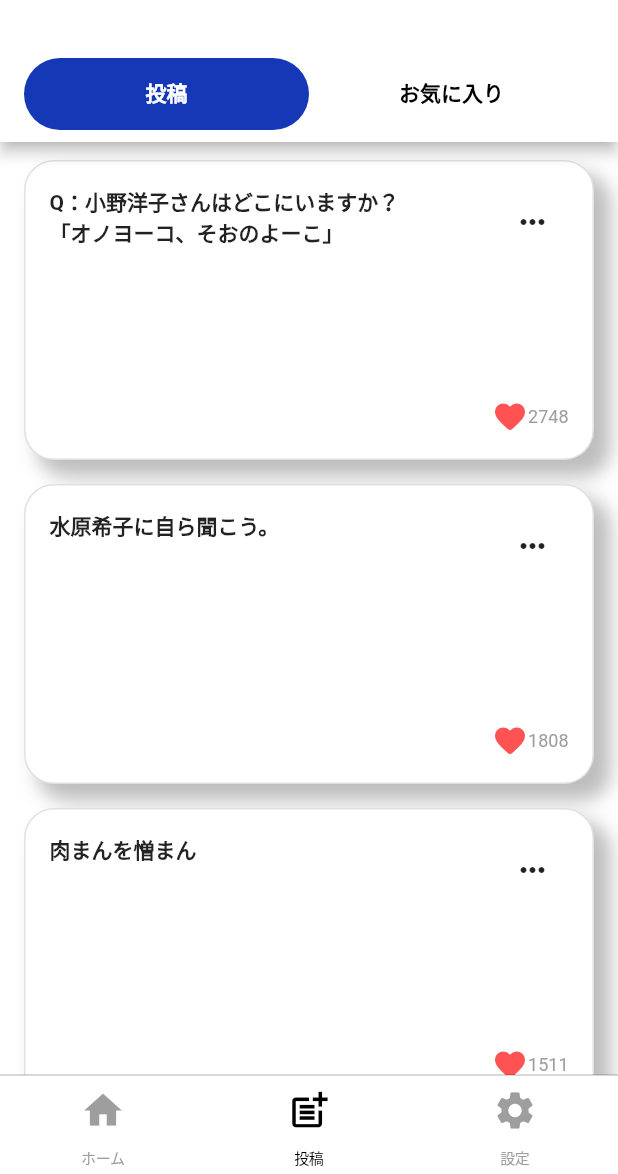
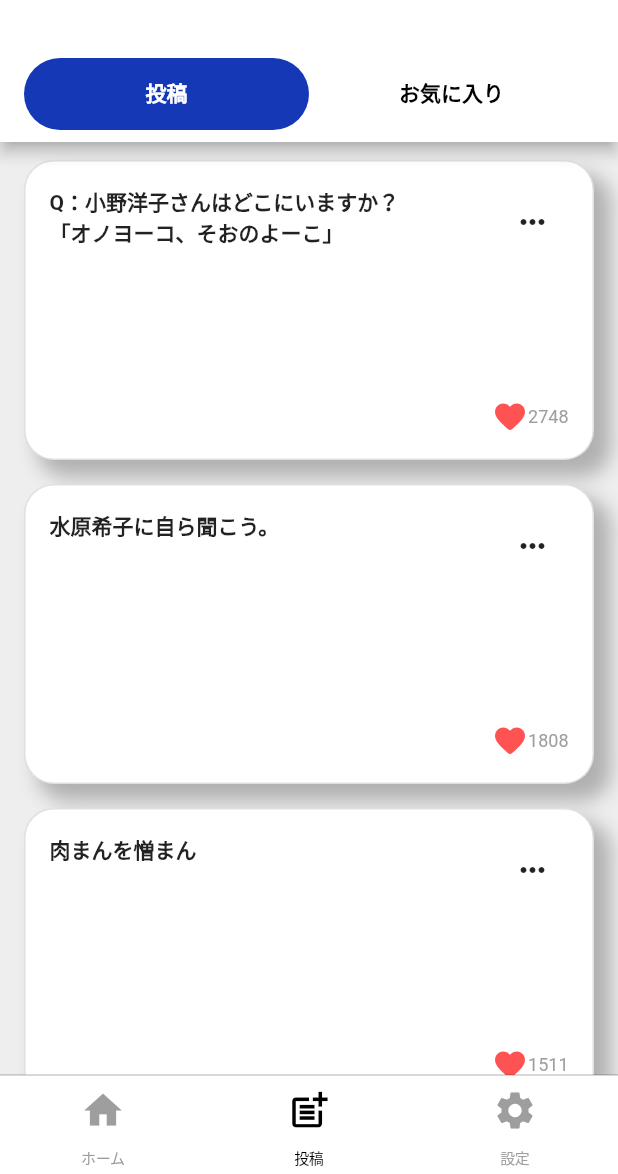
Before and after one commit to hideokawahara/tatsujin_guild, a Flutter app: the screen it shows after launch, item 2 of the bottom bar chosen, on a phone screen of 412 x 824 dp, the part 62-1236 px from its top. Run offline on Flutter 3.47's test engine with Material 2 defaults, Android fonts, the phone set to English and light mode, and no system bars; network calls fail.

Commit message:
feat: メインカラーに差し替え

```diff
--- a/lib/pages/posts_manage_page.dart
+++ b/lib/pages/posts_manage_page.dart
@@ -25,7 +25,7 @@ class PostsManagePage extends StatelessWidget {
       child: DefaultTabController(
         length: 2,
         child: Scaffold(
-          backgroundColor: AppColors.defaultBackGroundColor,
+          backgroundColor: AppColors.settingsBackGroundColor,
           appBar: AppBar(
             backgroundColor: AppColors.defaultBackGroundColor,
             title: const Text(
--- a/lib/pages/time_line_page.dart
+++ b/lib/pages/time_line_page.dart
@@ -26,7 +26,7 @@ class TimeLinePage extends StatelessWidget {
       child: DefaultTabController(
         length: 2,
         child: Scaffold(
-          backgroundColor: AppColors.defaultBackGroundColor,
+          backgroundColor: AppColors.mainAppColor,
           appBar: AppBar(
             backgroundColor: AppColors.defaultBackGroundColor,
             title: const Text(
--- a/lib/resources/app_colors.dart
+++ b/lib/resources/app_colors.dart
@@ -6,6 +6,8 @@ class AppColors {
   static const defaultInactiveColor = Colors.grey;
   static const defaultActiveColor = Colors.black;
   static const mainAppColor = Color(0xFF1538B7);
+  static const lightBlueBackGroundColor = Color(0xFFC3FAFC);
+  static const buttonColor = Color(0xFF488BC5);
 
   /// タブの色設定
   // tabのアクティブカラーは要らないかもしれない
@@ -15,5 +17,5 @@ class AppColors {
 
   // 設定画面の設定
   //Todo: 定数にしたい
-  static Color? settingsBackGroundColor = Colors.grey[200];
+  static const settingsBackGroundColor = Color(0xFFEEEEEE);
 }
--- a/lib/widgets/circular_indicator.dart
+++ b/lib/widgets/circular_indicator.dart
@@ -12,6 +12,7 @@ class DefaultCircularIndicator extends StatelessWidget {
     return const Center(
       child: CircularProgressIndicator(
         color: AppColors.mainAppColor,
+        backgroundColor: Colors.white,
       ),
     );
   }
```
